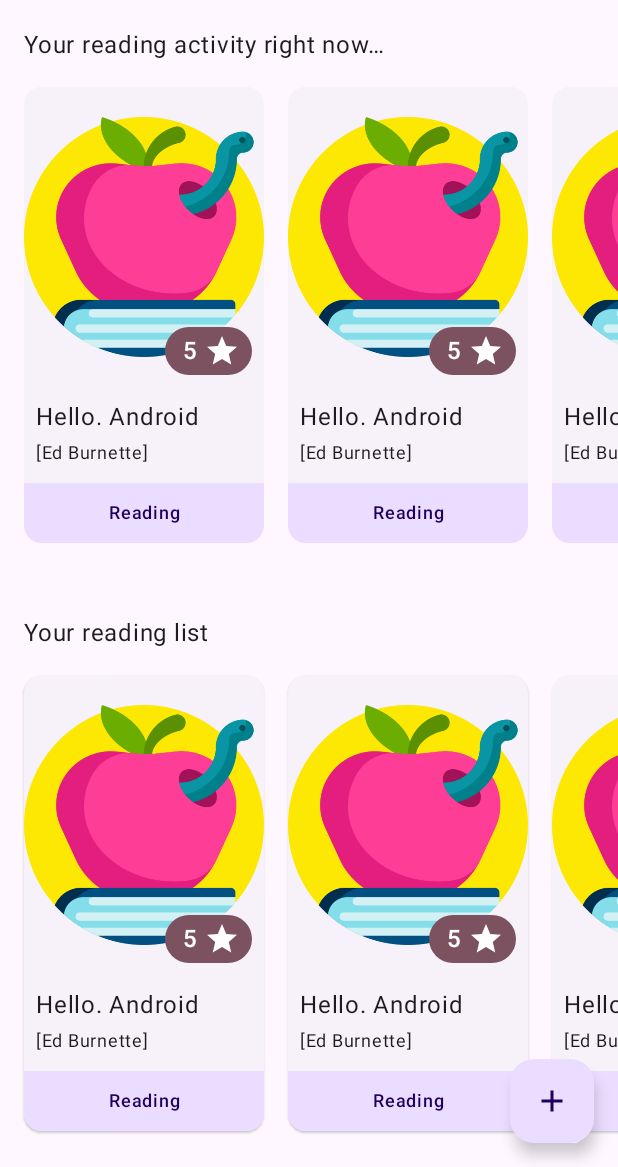
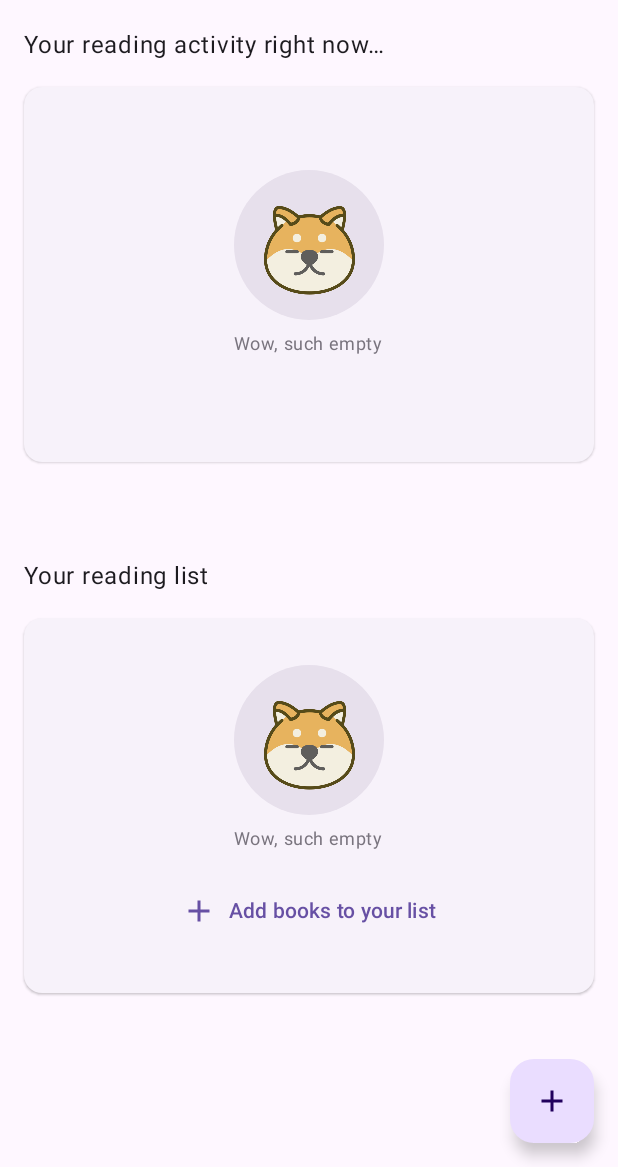
Before and after one commit to Gumu-96/BookwormApp, an Android app built with Jetpack Compose: the HomeScreen screen opened through its navigation route, on a phone screen of 412 x 824 dp, the part 69-1236 px from its top. Run offline under Robolectric (Android 15) with nearby library versions, the phone set to English and light mode, and no system bars; our stand-ins replace Dagger/Hilt's generated code, Firebase (no records; nobody signed in at launch, a user with empty details on screens opened directly), paging; pictures from the network do not load.

Commit message:
:sparkles: Show paginated book stats on home

```diff
--- a/app/src/main/java/com/gumu/bookwormapp/presentation/component/AppComponents.kt
+++ b/app/src/main/java/com/gumu/bookwormapp/presentation/component/AppComponents.kt
@@ -11,7 +11,6 @@ import androidx.compose.foundation.layout.FlowRow
 import androidx.compose.foundation.layout.Row
 import androidx.compose.foundation.layout.RowScope
 import androidx.compose.foundation.layout.Spacer
-import androidx.compose.foundation.layout.aspectRatio
 import androidx.compose.foundation.layout.fillMaxSize
 import androidx.compose.foundation.layout.fillMaxWidth
 import androidx.compose.foundation.layout.height
@@ -25,6 +24,7 @@ import androidx.compose.foundation.shape.RoundedCornerShape
 import androidx.compose.foundation.text.KeyboardActions
 import androidx.compose.foundation.text.KeyboardOptions
 import androidx.compose.material.icons.Icons
+import androidx.compose.material.icons.filled.Add
 import androidx.compose.material.icons.filled.ArrowBack
 import androidx.compose.material.icons.filled.BrokenImage
 import androidx.compose.material.icons.filled.ErrorOutline
@@ -80,6 +80,8 @@ import coil.request.CachePolicy
 import coil.request.ImageRequest
 import com.gumu.bookwormapp.R
 import com.gumu.bookwormapp.domain.model.Book
+import com.gumu.bookwormapp.domain.model.BookStats
+import com.gumu.bookwormapp.presentation.util.ReadingStatusUi
 import kotlinx.coroutines.launch
 
 @OptIn(ExperimentalFoundationApi::class)
@@ -205,41 +207,37 @@ fun PillShapedText(
 @OptIn(ExperimentalMaterial3Api::class)
 @Composable
 fun BookStatusItem(
-    modifier: Modifier = Modifier
+    modifier: Modifier = Modifier,
+    bookStats: BookStats,
+    onClick: (BookStats) -> Unit
 ) {
     ElevatedCard(
-        onClick = {},
-//        colors = CardDefaults.elevatedCardColors(
-//            containerColor = MaterialTheme.colorScheme.primary
-//        ),
+        onClick = { onClick(bookStats) },
         modifier = modifier
     ) {
         Column(
             modifier = Modifier.width(160.dp)
         ) {
             Box {
-                Image(
-                    painter = painterResource(id = R.drawable.bookworm),
-                    contentDescription = "",
-                    contentScale = ContentScale.Fit,
+                CustomAsyncImage(
+                    model = bookStats.book.thumbnail,
+                    contentDescription = bookStats.book.title,
                     modifier = Modifier
                         .size(width = 160.dp, height = 200.dp)
-                        .aspectRatio(3f / 4f)
                 )
+                if (bookStats.rating > 0) {
                     PillShapedText(
-                    text = "5",
+                        text = bookStats.rating.toString(),
                         color = MaterialTheme.colorScheme.tertiary,
                         wrapContent = true,
                         trailingIcon = {
-                        Icon(
-                            imageVector = Icons.Default.Star,
-                            contentDescription = ""
-                        )
+                            Icon(imageVector = Icons.Default.Star, contentDescription = null)
                         },
                         modifier = Modifier
                             .padding(8.dp)
                             .align(Alignment.BottomEnd)
                     )
+                }
             }
             Spacer(modifier = Modifier.height(8.dp))
             Column(
@@ -248,25 +246,28 @@ fun BookStatusItem(
                     .padding(horizontal = 8.dp)
             ) {
                 Text(
-                    text = "Hello. Android",
+                    text = bookStats.book.title,
                     maxLines = 1,
                     overflow = TextOverflow.Ellipsis
                 )
                 Text(
-                    text = "[Ed Burnette]",
+                    text = bookStats.book.authors?.toString() ?: stringResource(id = R.string.book_unknown_data),
                     fontSize = 12.sp,
                     maxLines = 1,
                     overflow = TextOverflow.Ellipsis
                 )
             }
             Spacer(modifier = Modifier.height(8.dp))
+            val readingStatus = remember { ReadingStatusUi.values().first { it.value == bookStats.status } }
             Surface(
-                color = MaterialTheme.colorScheme.primaryContainer,
+                color = readingStatus.color(),
                 modifier = Modifier
                     .fillMaxWidth()
             ) {
                 Text(
-                    text = "Reading",
+                    text = stringResource(
+                        id = readingStatus.label
+                    ),
                     fontWeight = FontWeight.SemiBold,
                     fontSize = 12.sp,
                     textAlign = TextAlign.Center,
@@ -352,7 +353,8 @@ fun BookItem(
 fun CustomAsyncImage(
     modifier: Modifier = Modifier,
     model: Any?,
-    contentDescription: String?
+    contentDescription: String?,
+    contentScale: ContentScale = ContentScale.Crop
 ) {
     SubcomposeAsyncImage(
         model = ImageRequest.Builder(LocalContext.current)
@@ -361,7 +363,7 @@ fun CustomAsyncImage(
             .diskCachePolicy(CachePolicy.ENABLED)
             .build(),
         contentDescription = contentDescription,
-        contentScale = ContentScale.Crop,
+        contentScale = contentScale,
         modifier = modifier
     ) {
         when (painter.state) {
@@ -473,7 +475,7 @@ fun ErrorItem(
 
 @Composable
 fun SuchEmptyResults(
-    modifier: Modifier = Modifier,
+    modifier: Modifier = Modifier
 ) {
     Column(
         horizontalAlignment = Alignment.CenterHorizontally,
@@ -506,6 +508,45 @@ fun SuchEmptyResults(
                 text = stringResource(id = R.string.no_results_label),
                 style = MaterialTheme.typography.titleMedium
             )
+        }
+    }
+}
+
+@Composable
+fun SuchEmptyStats(
+    modifier: Modifier = Modifier,
+    onButtonClick: (() -> Unit)? = null
+) {
+    Column(
+        horizontalAlignment = Alignment.CenterHorizontally,
+        verticalArrangement = Arrangement.Center,
+        modifier = modifier
+    ) {
+        Box(
+            contentAlignment = Alignment.Center,
+            modifier = Modifier
+                .size(100.dp)
+                .background(MaterialTheme.colorScheme.surfaceVariant, CircleShape)
+        ) {
+            Image(
+                painter = painterResource(id = R.drawable.doge_calm),
+                contentDescription = stringResource(id = R.string.doge_calm_desc),
+                modifier = Modifier.size(75.dp)
+            )
+        }
+        Spacer(modifier = Modifier.height(8.dp))
+        Text(
+            text = stringResource(id = R.string.wow_such_empty_label),
+            color = MaterialTheme.colorScheme.outline,
+            style = MaterialTheme.typography.bodySmall
+        )
+        Spacer(modifier = Modifier.height(16.dp))
+        onButtonClick?.let {
+            TextButton(onClick = it) {
+                Icon(imageVector = Icons.Default.Add, contentDescription = null)
+                Spacer(modifier = Modifier.width(8.dp))
+                Text(text = stringResource(id = R.string.add_books_to_list_button_label))
+            }
         }
     }
 }
--- a/app/src/main/java/com/gumu/bookwormapp/presentation/navigation/BookwormNavigation.kt
+++ b/app/src/main/java/com/gumu/bookwormapp/presentation/navigation/BookwormNavigation.kt
@@ -7,6 +7,7 @@ import androidx.hilt.navigation.compose.hiltViewModel
 import androidx.navigation.compose.NavHost
 import androidx.navigation.compose.composable
 import androidx.navigation.compose.rememberNavController
+import androidx.paging.compose.collectAsLazyPagingItems
 import com.gumu.bookwormapp.presentation.ui.common.ScreenWrapper
 import com.gumu.bookwormapp.presentation.ui.home.HomeScreen
 import com.gumu.bookwormapp.presentation.ui.home.HomeViewModel
@@ -51,6 +52,8 @@ fun BookwormNavigation() {
             ScreenWrapper(viewModel = viewModel, navController = navController) {
                 HomeScreen(
                     state = state,
+                    onQueueList = viewModel.onQueueBooks.collectAsLazyPagingItems(),
+                    readingList = viewModel.readingBooks.collectAsLazyPagingItems(),
                     onEvent = viewModel::onEvent
                 )
             }
--- a/app/src/main/java/com/gumu/bookwormapp/presentation/ui/home/HomeScreen.kt
+++ b/app/src/main/java/com/gumu/bookwormapp/presentation/ui/home/HomeScreen.kt
@@ -1,10 +1,12 @@
 package com.gumu.bookwormapp.presentation.ui.home
 
 import androidx.compose.foundation.layout.Arrangement
+import androidx.compose.foundation.layout.Box
 import androidx.compose.foundation.layout.Column
 import androidx.compose.foundation.layout.PaddingValues
 import androidx.compose.foundation.layout.Spacer
 import androidx.compose.foundation.layout.fillMaxSize
+import androidx.compose.foundation.layout.fillMaxWidth
 import androidx.compose.foundation.layout.height
 import androidx.compose.foundation.layout.padding
 import androidx.compose.foundation.lazy.LazyRow
@@ -12,12 +14,13 @@ import androidx.compose.material.icons.Icons
 import androidx.compose.material.icons.filled.AccountCircle
 import androidx.compose.material.icons.filled.Add
 import androidx.compose.material.icons.filled.MenuBook
+import androidx.compose.material3.CircularProgressIndicator
+import androidx.compose.material3.ElevatedCard
 import androidx.compose.material3.ExperimentalMaterial3Api
 import androidx.compose.material3.FloatingActionButton
 import androidx.compose.material3.Icon
 import androidx.compose.material3.IconButton
 import androidx.compose.material3.Scaffold
-import androidx.compose.material3.Surface
 import androidx.compose.material3.Text
 import androidx.compose.material3.TopAppBar
 import androidx.compose.material3.TopAppBarScrollBehavior
@@ -26,13 +29,23 @@ import androidx.compose.ui.Alignment
 import androidx.compose.ui.Modifier
 import androidx.compose.ui.res.stringResource
 import androidx.compose.ui.unit.dp
+import androidx.paging.LoadState
+import androidx.paging.compose.LazyPagingItems
+import androidx.paging.compose.items
 import com.gumu.bookwormapp.R
+import com.gumu.bookwormapp.domain.model.BookStats
 import com.gumu.bookwormapp.presentation.component.BookStatusItem
+import com.gumu.bookwormapp.presentation.component.ErrorItem
+import com.gumu.bookwormapp.presentation.component.ErrorSurface
+import com.gumu.bookwormapp.presentation.component.LoadingOverlay
+import com.gumu.bookwormapp.presentation.component.SuchEmptyStats
 
 @OptIn(ExperimentalMaterial3Api::class)
 @Composable
 fun HomeScreen(
     state: HomeState,
+    onQueueList: LazyPagingItems<BookStats>,
+    readingList: LazyPagingItems<BookStats>,
     onEvent: (HomeEvent) -> Unit
 ) {
     Scaffold(
@@ -48,39 +61,104 @@ fun HomeScreen(
             }
         }
     ) { padding ->
-        Surface(modifier = Modifier.padding(padding)) {
         Column(
             modifier = Modifier
                 .fillMaxSize()
+                .padding(padding)
+        ) {
+            BookStatsList(
+                label = stringResource(id = R.string.current_reading_activity_label),
+                items = readingList,
+                onBookStatsClick = {}
+            )
+            Spacer(modifier = Modifier.height(16.dp))
+            BookStatsList(
+                label = stringResource(id = R.string.reading_list_label),
+                items = onQueueList,
+                onBookStatsClick = {},
+                onEmptyItemsAction = { onEvent(HomeEvent.OnAddBookClick) }
+            )
+        }
+    }
+}
+
+@Composable
+fun BookStatsList(
+    label: String,
+    items: LazyPagingItems<BookStats>,
+    onBookStatsClick: (BookStats) -> Unit,
+    onEmptyItemsAction: (() -> Unit)? = null
 ) {
     Text(
-                    text = stringResource(id = R.string.current_reading_activity_label),
+        text = label,
         modifier = Modifier.padding(horizontal = 16.dp)
     )
+    when (items.loadState.refresh) {
+        is LoadState.Loading -> {
+            ElevatedCard(
+                modifier = Modifier
+                    .fillMaxWidth()
+                    .padding(16.dp)
+                    .height(250.dp)
+            ) {
+                LoadingOverlay()
+            }
+        }
+        is LoadState.Error -> {
+            ElevatedCard(
+                modifier = Modifier
+                    .fillMaxWidth()
+                    .padding(16.dp)
+                    .height(250.dp)
+            ) {
+                ErrorSurface(
+                    onRetryClick = { items.retry() },
+                    modifier = Modifier.fillMaxSize()
+                )
+            }
+        }
+        else -> {
+            if (items.itemCount == 0) {
+                ElevatedCard(
+                    modifier = Modifier
+                        .fillMaxWidth()
+                        .padding(16.dp)
+                        .height(250.dp)
+                ) {
+                    SuchEmptyStats(
+                        modifier = Modifier.fillMaxSize(),
+                        onButtonClick = onEmptyItemsAction
+                    )
+                }
+            }
             LazyRow(
                 verticalAlignment = Alignment.CenterVertically,
                 horizontalArrangement = Arrangement.spacedBy(16.dp),
-                    contentPadding = PaddingValues(16.dp)
+                contentPadding = PaddingValues(16.dp),
+                modifier = Modifier.fillMaxWidth()
             ) {
-                    item { BookStatusItem() }
-                    item { BookStatusItem() }
-                    item { BookStatusItem() }
-                    item { BookStatusItem() }
+                items(items = items) { bookStats ->
+                    bookStats?.let {
+                        BookStatusItem(
+                            bookStats = it,
+                            onClick = onBookStatsClick
+                        )
                     }
-                Spacer(modifier = Modifier.height(32.dp))
-                Text(
-                    text = stringResource(id = R.string.reading_list_label),
-                    modifier = Modifier.padding(horizontal = 16.dp)
+                }
+                item {
+                    if (items.loadState.append is LoadState.Error) {
+                        ErrorItem(
+                            modifier = Modifier.fillMaxWidth(),
+                            onRetryClick = { items.retry() }
                         )
-                LazyRow(
-                    verticalAlignment = Alignment.CenterVertically,
-                    horizontalArrangement = Arrangement.spacedBy(16.dp),
-                    contentPadding = PaddingValues(16.dp)
+                    }
+                    if (items.loadState.append is LoadState.Loading) {
+                        Box(
+                            contentAlignment = Alignment.Center
                         ) {
-                    item { BookStatusItem() }
-                    item { BookStatusItem() }
-                    item { BookStatusItem() }
-                    item { BookStatusItem() }
+                            CircularProgressIndicator()
+                        }
+                    }
                 }
             }
         }
--- a/app/src/main/java/com/gumu/bookwormapp/presentation/ui/home/HomeViewModel.kt
+++ b/app/src/main/java/com/gumu/bookwormapp/presentation/ui/home/HomeViewModel.kt
@@ -2,6 +2,8 @@ package com.gumu.bookwormapp.presentation.ui.home
 
 import com.google.firebase.auth.ktx.auth
 import com.google.firebase.ktx.Firebase
+import com.gumu.bookwormapp.domain.model.ReadingStatus
+import com.gumu.bookwormapp.domain.repository.BookStatsRepository
 import com.gumu.bookwormapp.presentation.navigation.Screen
 import com.gumu.bookwormapp.presentation.ui.common.BaseViewModel
 import com.gumu.bookwormapp.presentation.ui.common.UiEvent
@@ -11,8 +13,12 @@ import kotlinx.coroutines.flow.asStateFlow
 import javax.inject.Inject
 
 @HiltViewModel
-class HomeViewModel @Inject constructor() : BaseViewModel<HomeState, HomeEvent>() {
+class HomeViewModel @Inject constructor(
+    private val bookStatsRepository: BookStatsRepository
+) : BaseViewModel<HomeState, HomeEvent>() {
     override val uiState: StateFlow<HomeState> = _uiState.asStateFlow()
+    val onQueueBooks = bookStatsRepository.getAllBookStats(ReadingStatus.ON_QUEUE)
+    val readingBooks = bookStatsRepository.getAllBookStats(ReadingStatus.READING)
 
     override fun defaultState(): HomeState = HomeState()
 
--- a/app/src/main/res/values/strings.xml
+++ b/app/src/main/res/values/strings.xml
@@ -43,6 +43,7 @@
     <!-- Home Screen -->
     <string name="current_reading_activity_label">Your reading activity right now…</string>
     <string name="reading_list_label">Your reading list</string>
+    <string name="add_books_to_list_button_label">Add books to your list</string>
 
     <!-- Search Screen -->
     <string name="search_field_placeholder">Search books</string>
@@ -74,4 +75,9 @@
     <string name="book_published_date_label">Date: %s</string>
     <string name="book_unknown_data">Unknown</string>
     <string name="desc_not_available_label">Description not available</string>
+
+    <!-- Book Stats info -->
+    <string name="status_on_queue_label">On Queue</string>
+    <string name="status_reading_label">Reading</string>
+    <string name="status_read_label">Read</string>
 </resources>
```
Also changed, not shown: app/src/main/java/com/gumu/bookwormapp/presentation/util/ReadingStatusUi.kt (added, +14 -0 lines). Lines whose indentation alone changed are shown as unchanged.
